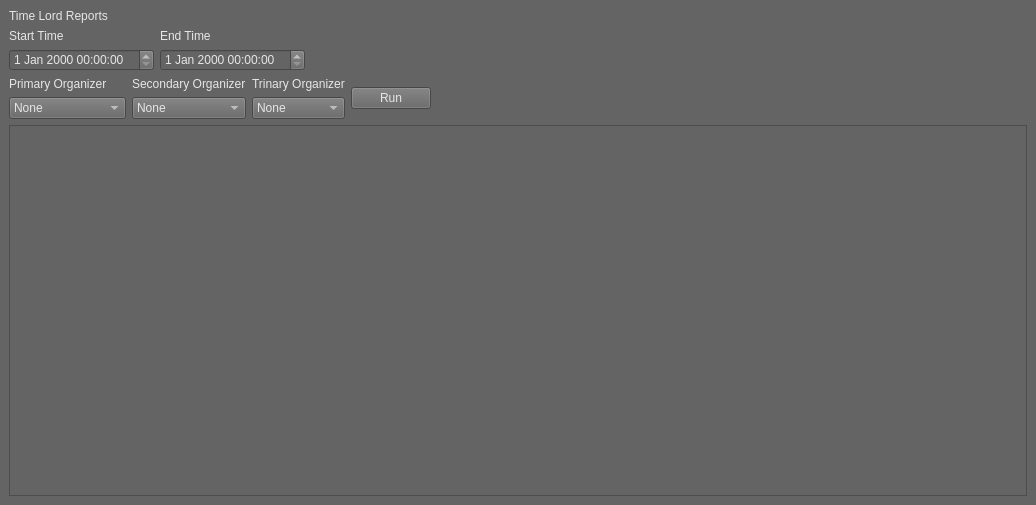
Qt form Python/Utilities/time_lord/ui/time_lord_reports.ui (SleepDeprivedVFX/t_sheets_listener) before a commit.
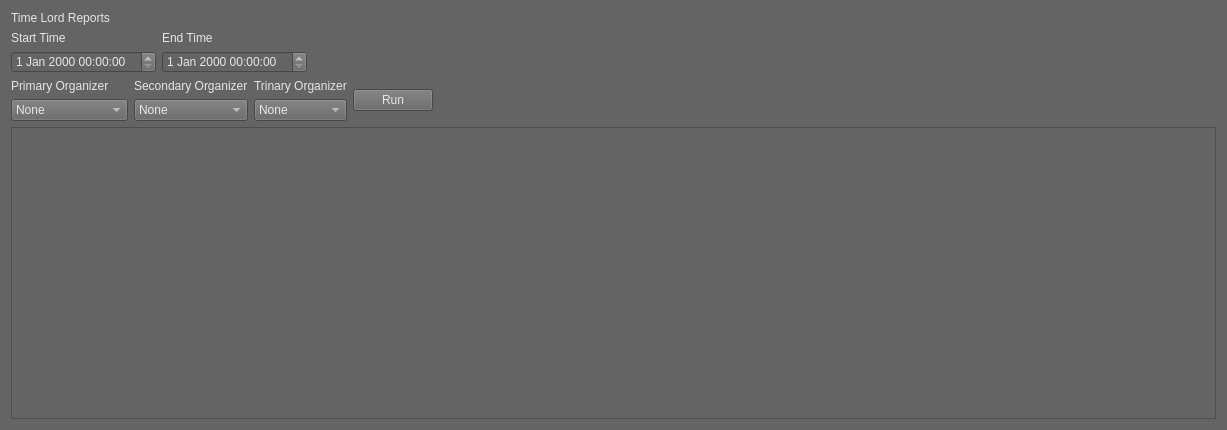
The same form after that commit.

Commit message: Basic dynamic dropdowns are starting to work, but I'm impoving how I'm handling the data and dropdowns

What changed in the file:
```diff
--- a/Python/Utilities/time_lord/ui/time_lord_reports.ui
+++ b/Python/Utilities/time_lord/ui/time_lord_reports.ui
@@ -1,13 +1,13 @@
 <?xml version="1.0" encoding="UTF-8"?>
 <ui version="4.0">
  <class>Time_Lord_Reports</class>
- <widget class="QMainWindow" name="Time_Lord_Reports">
+ <widget class="QWidget" name="Time_Lord_Reports">
   <property name="geometry">
    <rect>
     <x>0</x>
     <y>0</y>
-    <width>1036</width>
-    <height>505</height>
+    <width>1227</width>
+    <height>430</height>
    </rect>
   </property>
   <property name="windowTitle">
@@ -17,7 +17,6 @@
    <string notr="true">background-color: rgb(100, 100, 100);
 color: rgb(230, 230, 230);</string>
   </property>
-  <widget class="QWidget" name="centralwidget">
    <layout class="QVBoxLayout" name="verticalLayout_6">
     <item>
      <widget class="QLabel" name="label_2">
@@ -192,9 +191,6 @@
      <widget class="QTableWidget" name="output_table"/>
     </item>
    </layout>
-   <zorder>output_table</zorder>
-   <zorder>label_2</zorder>
-  </widget>
  </widget>
  <resources/>
  <connections/>
```
Lines whose indentation alone changed are shown as unchanged. The commit also changes 2 other files.
